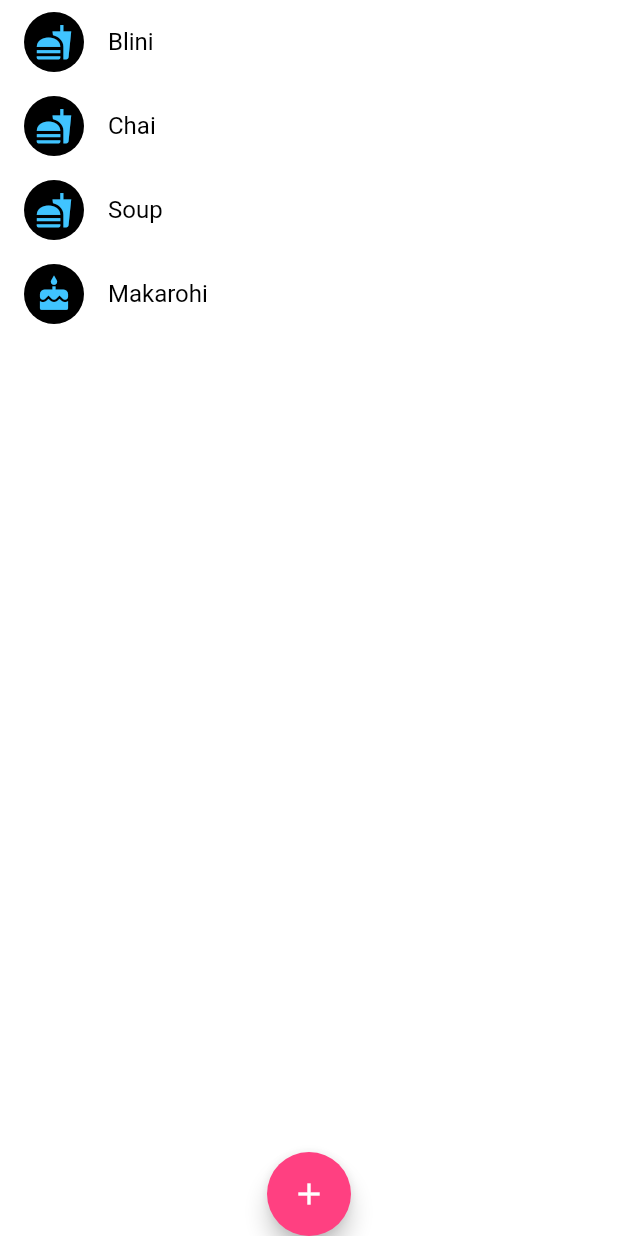
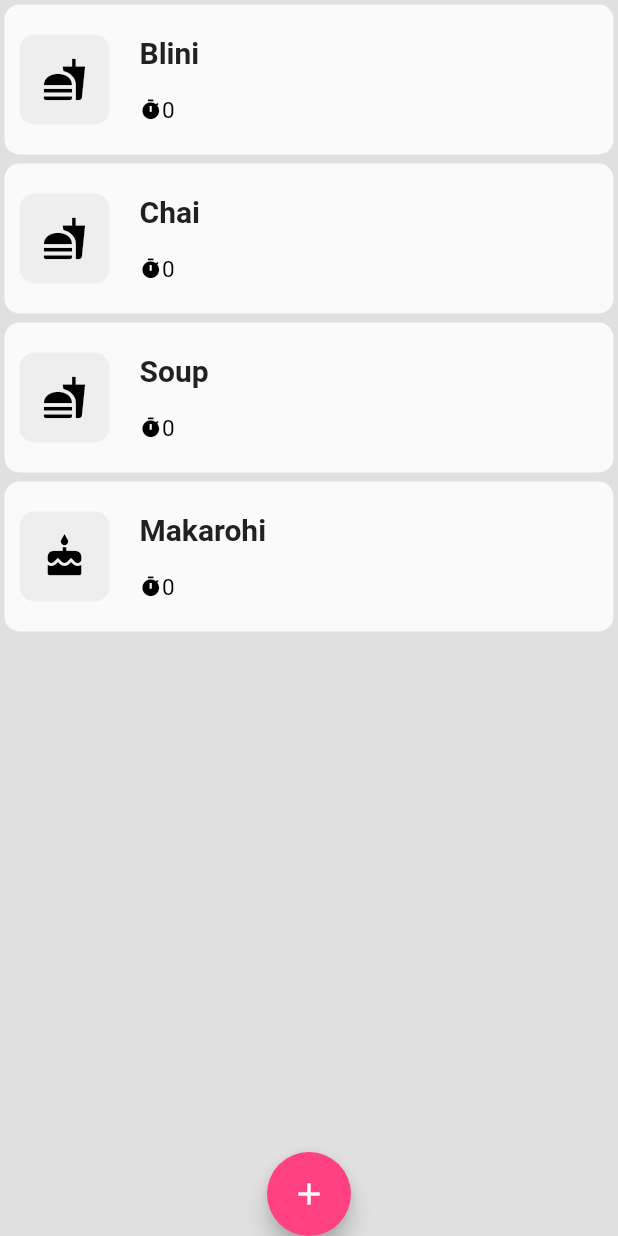
Before and after one commit to niklaskobi/blinchiki, a Flutter app: the screen it shows after launch, on a phone screen of 412 x 824 dp. Run offline on Flutter 3.47's test engine with Material 2 defaults, Android fonts, the light colour scheme and no system bars; drawn by our look-alikes of flutter_slidable; our stand-ins replace font_awesome_flutter; statements that could not run were skipped.

Commit message:
new receipt card in list screen

```diff
--- a/lib/screens/list_screen.dart
+++ b/lib/screens/list_screen.dart
@@ -4,6 +4,7 @@ import 'package:blinchiki_app/screens/timer_screen.dart';
 import 'package:blinchiki_app/widgets/receipt_list_widget.dart';
 import 'package:flutter/material.dart';
 import 'package:provider/provider.dart';
+import 'package:blinchiki_app/data/constants.dart';
 
 class ListScreen extends StatefulWidget {
   static const String id = 'list_screen';
@@ -41,6 +42,7 @@ class _ListScreenState extends State<ListScreen> {
         children: <Widget>[
           Expanded(
             child: Container(
+              color: kBackgroundWhite,
               child: ReceiptListWidget(),
             ),
           ),
--- /dev/null
+++ b/lib/widgets/receipt_card_widget.dart
@@ -0,0 +1,82 @@
+import 'package:blinchiki_app/models/receipt.dart';
+import 'package:flutter/material.dart';
+import 'package:blinchiki_app/data/constants.dart';
+import 'dart:ui';
+
+class ReceiptCardWidget extends StatelessWidget {
+  final Receipt receipt;
+  final Function shortPressCallback;
+  final Function longPressCallback;
+  final IconData iconData;
+
+  /// Sizes - basic
+  static double _containerHeight = 100.0;
+  static double _containerMargin = 3.0;
+  static double _circularBorder = 10.0;
+
+  /// Sizes - icon
+  static double _iconTileWidth = 60.0;
+  static double _iconTileIconSize = _iconTileWidth * 0.5;
+  static double _iconTileMarginVertical = 3.0;
+  static double _iconTileMarginHorizontal = 10.0;
+
+  /// Sizes - content
+  static double _contentTitleSize = _containerHeight * 0.2;
+  static double _contentIconSize = _containerHeight * 0.15;
+  static double _contentIconTextSize = _containerHeight * 0.15;
+
+  ReceiptCardWidget({this.receipt, this.shortPressCallback, this.longPressCallback, this.iconData});
+
+  @override
+  Widget build(BuildContext context) {
+    return RawMaterialButton(
+      elevation: 5,
+      disabledElevation: 5,
+      focusElevation: 5,
+      highlightElevation: 5,
+      onLongPress: longPressCallback,
+      onPressed: shortPressCallback,
+      child: Container(
+        decoration: BoxDecoration(color: kReceiptCardBackground, borderRadius: BorderRadius.circular(_circularBorder)),
+        height: _containerHeight,
+        margin: EdgeInsets.all(_containerMargin),
+        //color: Colors.grey,
+        child: Row(
+          children: <Widget>[
+            Container(
+              margin: EdgeInsets.symmetric(vertical: _iconTileMarginVertical, horizontal: _iconTileMarginHorizontal),
+              width: _iconTileWidth,
+              height: _iconTileWidth,
+              decoration: BoxDecoration(
+                  color: kReceiptCardIconTileBackground, borderRadius: BorderRadius.circular(_circularBorder)),
+              child: Icon(
+                iconData,
+                size: _iconTileIconSize,
+              ),
+            ),
+            Container(
+              margin: EdgeInsets.symmetric(vertical: _iconTileMarginVertical, horizontal: _iconTileMarginHorizontal),
+              child: Column(
+                mainAxisAlignment: MainAxisAlignment.spaceEvenly,
+                crossAxisAlignment: CrossAxisAlignment.start,
+                children: <Widget>[
+                  Text(receipt.name,
+                      style: TextStyle(
+                          color: kReceiptCardTitle, fontWeight: FontWeight.w700, fontSize: _contentTitleSize)),
+                  //Text('Description', style: TextStyle(color: kReceiptCardDescription)),
+                  Row(
+                    children: <Widget>[
+                      Icon(kTimerIcon, size: _contentIconSize),
+                      Text(receipt.getOverallSeconds(0).toString(),
+                          style: TextStyle(color: Colors.black, fontSize: _contentIconTextSize)),
+                    ],
+                  ),
+                ],
+              ),
+            )
+          ],
+        ),
+      ),
+    );
+  }
+}
--- a/lib/widgets/receipt_list_widget.dart
+++ b/lib/widgets/receipt_list_widget.dart
@@ -2,10 +2,12 @@ import 'package:blinchiki_app/models/icon_data_spec.dart';
 import 'package:blinchiki_app/models/receipt.dart';
 import 'package:blinchiki_app/models/receipt_list.dart';
 import 'package:blinchiki_app/screens/timer_screen.dart';
+import 'package:blinchiki_app/widgets/receipt_card_widget.dart';
 import 'package:blinchiki_app/widgets/receipt_tile_widget.dart';
 import 'package:flutter/material.dart';
 import 'package:provider/provider.dart';
 import 'package:flutter_slidable/flutter_slidable.dart';
+import 'package:blinchiki_app/data/constants.dart';
 
 class ReceiptListWidget extends StatefulWidget {
   @override
@@ -56,10 +58,10 @@ class _ReceiptListWidgetState extends State<ReceiptListWidget> {
               actionPane: SlidableDrawerActionPane(),
               actionExtentRatio: 0.25,
               child: Container(
-                color: Colors.white,
-                child: ReceiptTileWidget(
+                color: kBackgroundWhite,
+                child: ReceiptCardWidget(
                   iconData: IconDataSpec.getIconData(receipt.iconId),
-                  receiptTitle: receipt.name,
+                  receipt: receipt,
                   shortPressCallback: () {
                     Navigator.push(
                         context,
@@ -96,7 +98,7 @@ class _ReceiptListWidgetState extends State<ReceiptListWidget> {
                  */
                 IconSlideAction(
                     caption: 'Delete',
-                    color: Colors.red,
+                    color: kBackgroundWhite,
                     icon: Icons.delete,
                     onTap: () => {
                           saveIndex = index,
--- a/lib/widgets/receipt_tile_widget.dart
+++ b/lib/widgets/receipt_tile_widget.dart
@@ -24,6 +24,8 @@ class ReceiptTileWidget extends StatelessWidget {
         receiptTitle,
         style: TextStyle(color: Colors.black),
       ),
+      subtitle: Text('Subtitle'),
+      trailing: Text('Trailing'),
     );
   }
 }
```
Also changed, not shown: lib/data/constants.dart (+34 -0 lines).
